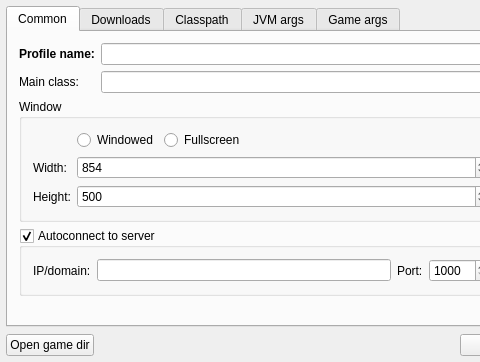
Before: the Qt Designer form ui/ProfileForm.ui in Alex2772/hackers-mc-launcher, drawn with Qt 5; both pictures show x 0 to 480 and y 0 to 362 of the 729 by 362 pixel window.
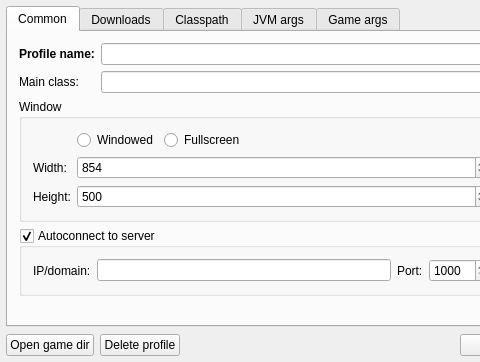
After: the same form once the commit is applied. Custom widgets are drawn as their Qt base class.

Commit message: Added profile removal

What changed in the file:
```diff
--- a/ui/ProfileForm.ui
+++ b/ui/ProfileForm.ui
@@ -472,6 +472,13 @@
        </property>
       </widget>
      </item>
+     <item>
+      <widget class="QPushButton" name="deleteProfile">
+       <property name="text">
+        <string>Delete profile</string>
+       </property>
+      </widget>
+     </item>
      <item>
       <widget class="QDialogButtonBox" name="buttonBox">
        <property name="standardButtons">
```
The commit also changes 5 other files.
